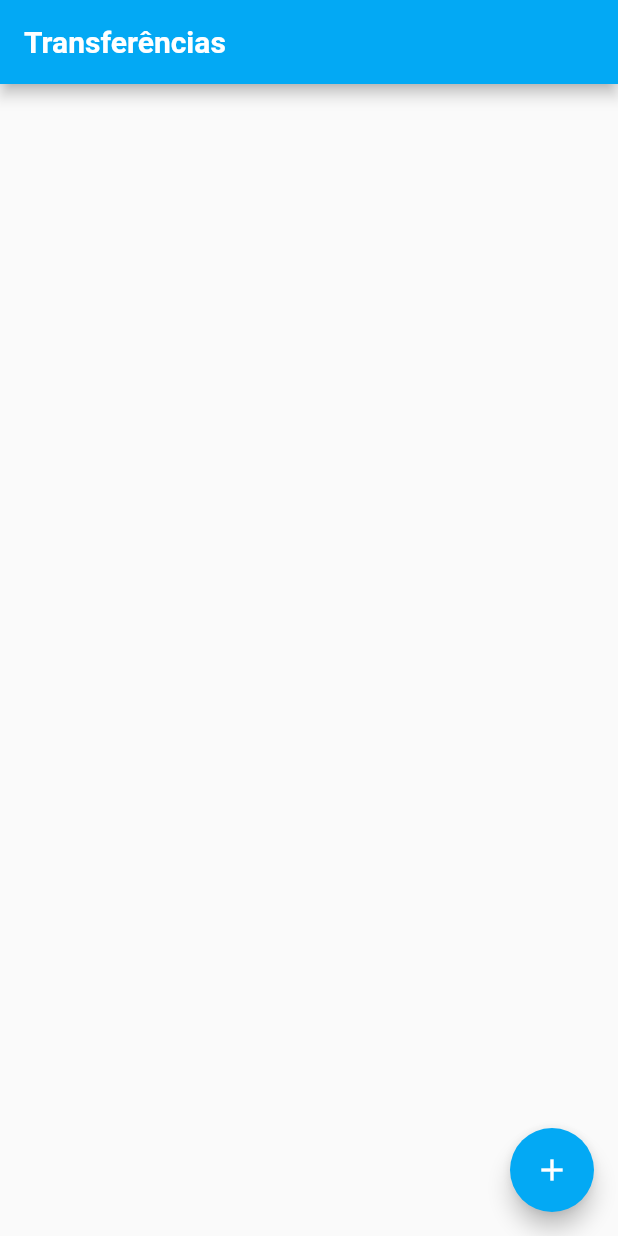
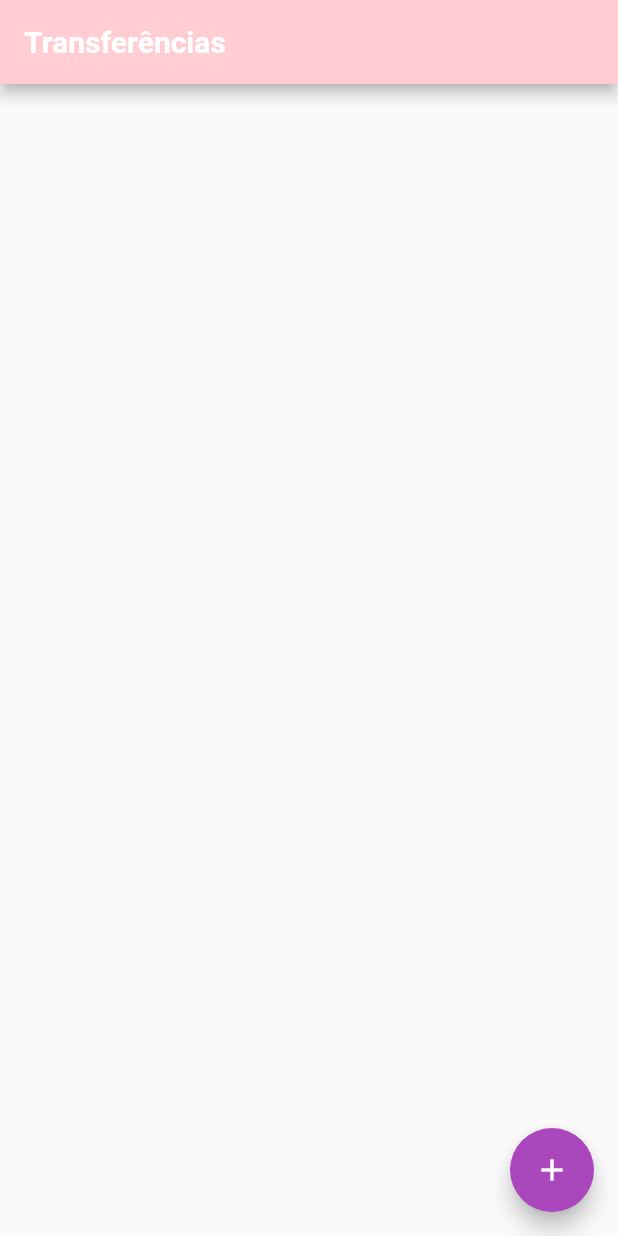
Before and after one commit to rafitann/bytebankAlura, a Flutter app: the screen it shows after launch, on a phone screen of 412 x 824 dp. Run offline on Flutter 3.47's test engine with Material 2 defaults, Android fonts, the phone set to English and light mode, and no system bars.

Commit message:
add Theme Colors.

```diff
--- /dev/null
+++ b/lib/colors.dart
@@ -0,0 +1,8 @@
+import 'package:flutter/material.dart';
+
+const red100 = Color(0xFFFFCDD2);
+const pinkAccent100 = Color(0xFFFF80AB);
+const pinkDark = Color(0xffcb9ca1);
+const lightDark = Color(0xffffb2dd);
+const darkPink = Color(0xffc94f7c);
+const purpleLight = Color(0xffab47bc);
--- a/lib/main.dart
+++ b/lib/main.dart
@@ -1,4 +1,5 @@
 import 'package:flutter/material.dart';
+import 'package:bytebank/colors.dart';
 
 void main() async {
   runApp(const BytebankApp());
@@ -12,7 +13,12 @@ class BytebankApp extends StatelessWidget {
   Widget build(BuildContext context) {
     return MaterialApp(
       theme: ThemeData(
-        primarySwatch: Colors.lightBlue,
+        brightness: Brightness.light,
+        colorScheme: ThemeData.light().colorScheme.copyWith(
+          primary: red100,
+          onPrimary: darkPink,
+          secondary:purpleLight,
+        )
       ),
       home: const MyHomePage(),
     );
```
